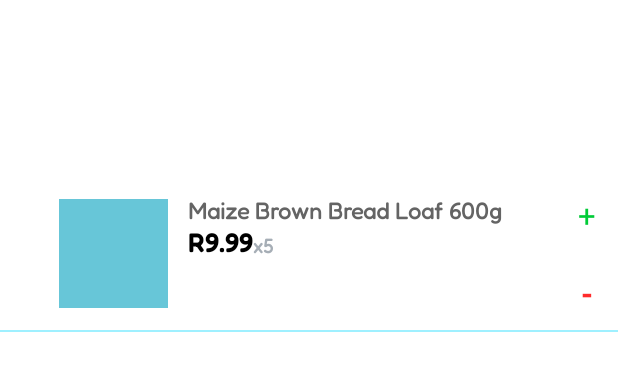
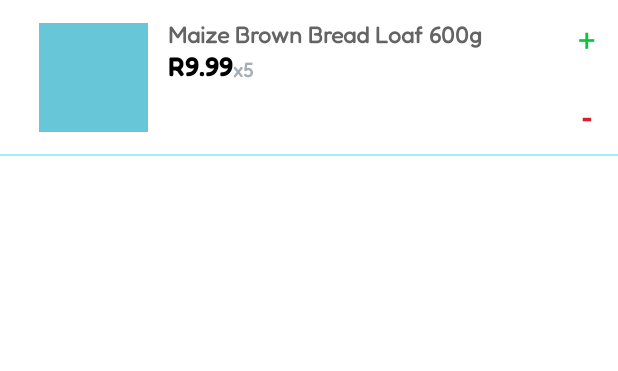
Before and after one commit to ethichadebe/Accucery-Android, an Android app: the layout check_item.xml on its own in the app's theme, with its tools: preview values and no code run, on a phone screen of 412 x 824 dp. Shown: the top 371 px of the screen. Run offline under Robolectric (Android 15) with nearby library versions, the phone set to English and light mode, and no system bars.

Commit message:
UI Updates

```diff
--- a/app/build.gradle
+++ b/app/build.gradle
@@ -65,4 +65,5 @@ dependencies {
 
     //RecyclerViewSwipeDecorator
     implementation 'it.xabaras.android:recyclerview-swipedecorator:1.4'
+
 }
--- a/app/src/main/java/com/ethichadebe/brittlefinal/adapters/GroceryItemSearchAdapter.java
+++ b/app/src/main/java/com/ethichadebe/brittlefinal/adapters/GroceryItemSearchAdapter.java
@@ -78,7 +78,6 @@ public class GroceryItemSearchAdapter extends RecyclerView.Adapter<GroceryItemSe
     public void onBindViewHolder(@NonNull GroceryItemSearchViewHolder holder, int position) {
         GroceryItem item = groceryItems.get(position);
 
-        //holder.lavCheckBox.setColorFilter();
         Glide.with(context).load(item.getImage()).placeholder(R.mipmap.ic_launcher).into(holder.ivItem);
         holder.tvName.setText(item.getName());
         holder.tvPrice.setText("R" + item.getPrice());
--- a/app/src/main/java/com/ethichadebe/brittlefinal/viewmodel/GroceryItemViewModel.java
+++ b/app/src/main/java/com/ethichadebe/brittlefinal/viewmodel/GroceryItemViewModel.java
@@ -39,8 +39,8 @@ public class GroceryItemViewModel extends AndroidViewModel {
     public void delete(GroceryItem groceryItem){
         repository.deleteGroceryItem(groceryItem);
     }
-    public void deleteAllItems(){
-        repository.deleteAllShops();
+    public void deleteAllItems(int sID){
+        repository.deleteAllGroceryItems(sID);
     }
 
     public LiveData<List<GroceryItem>> getGroceryItems(int sID){
--- /dev/null
+++ b/app/src/main/res/anim/no_animation.xml
@@ -0,0 +1,5 @@
+<?xml version="1.0" encoding="utf-8"?>
+<translate xmlns:android="http://schemas.android.com/apk/res/android"
+    android:duration="500"
+    android:fromYDelta="0"
+    android:toYDelta="0"/>
--- a/app/src/main/res/drawable/delete_24.xml
+++ b/app/src/main/res/drawable/delete_24.xml
@@ -1,4 +1,4 @@
-<vector android:height="24dp" android:tint="#CA2222"
+<vector android:height="24dp" android:tint="#FFFFFF"
     android:viewportHeight="24" android:viewportWidth="24"
     android:width="24dp" xmlns:android="http://schemas.android.com/apk/res/android">
     <path android:fillColor="@android:color/white" android:pathData="M6,19c0,1.1 0.9,2 2,2h8c1.1,0 2,-0.9 2,-2V7H6v12zM19,4h-3.5l-1,-1h-5l-1,1H5v2h14V4z"/>
--- a/app/src/main/res/layout/activity_grocery_list.xml
+++ b/app/src/main/res/layout/activity_grocery_list.xml
@@ -72,8 +72,8 @@
                         style="@style/ShopCardBackgroundRed"
                         android:layout_width="match_parent"
                         android:layout_height="match_parent"
+                        android:background="@color/Red"
                         android:contentDescription="@string/logo"
-                        android:onClick="back"
                         android:padding="@dimen/_8sdp"
                         android:src="@drawable/delete_24" />
                 </androidx.cardview.widget.CardView>
--- a/app/src/main/res/layout/check_item.xml
+++ b/app/src/main/res/layout/check_item.xml
@@ -5,30 +5,16 @@
     android:layout_height="wrap_content"
     android:orientation="vertical">
 
-    <TextView
-        android:id="@+id/tvSpace"
-        android:layout_width="match_parent"
-        android:layout_height="@dimen/_90sdp" />
-
     <RelativeLayout
+        android:id="@+id/rlItem"
         android:layout_width="match_parent"
         android:layout_height="@dimen/_80sdp">
-
-        <com.airbnb.lottie.LottieAnimationView
-            android:id="@+id/lavCheckBox"
-            android:layout_width="@dimen/_20sdp"
-            android:layout_height="@dimen/_20sdp"
-            android:layout_alignParentStart="true"
-            android:layout_centerVertical="true"
-            android:layout_marginStart="@dimen/_10sdp"
-            app:lottie_rawRes="@raw/success"
-            app:lottie_speed="3" />
 
         <ImageView
             android:id="@+id/ivImage"
             android:layout_width="@dimen/_56sdp"
             android:layout_height="@dimen/_56sdp"
-            android:layout_toEndOf="@+id/lavCheckBox"
+            android:layout_marginStart="@dimen/_20sdp"
             android:layout_centerVertical="true"
             android:layout_marginTop="@dimen/_10sdp"
             android:layout_marginEnd="@dimen/_10sdp"
--- a/app/src/main/res/layout/shop_item.xml
+++ b/app/src/main/res/layout/shop_item.xml
@@ -44,6 +44,7 @@
         android:layout_width="match_parent"
         android:layout_height="wrap_content"
         android:layout_gravity="center"
+        android:visibility="gone"
         android:gravity="center"
         android:text="@string/coming_soon"
         android:textColor="@color/white" />
--- a/app/src/main/res/values/colors.xml
+++ b/app/src/main/res/values/colors.xml
@@ -16,6 +16,6 @@
     <color name="textGrey">#B1B1B1</color>
     <color name="codGrey">#121212</color>
     <color name="opacity">#723C3C3C</color>
-    <color name="Red">#FF2B2B</color>
+    <color name="Red">#d4212d</color>
 
 </resources>
```
Also changed, not shown: app/src/main/java/com/ethichadebe/brittlefinal/CircularShopActivity.java (+6 -1 lines), app/src/main/java/com/ethichadebe/brittlefinal/GroceryListActivity.java (+55 -31 lines), app/src/main/java/com/ethichadebe/brittlefinal/MainActivity.java (+8 -6 lines), app/src/main/java/com/ethichadebe/brittlefinal/adapters/GroceryItemAdapter.java (+11 -21 lines), app/src/main/res/anim/slide_down.xml (added, +10 -0 lines), app/src/main/res/anim/slide_up.xml (added, +10 -0 lines).
